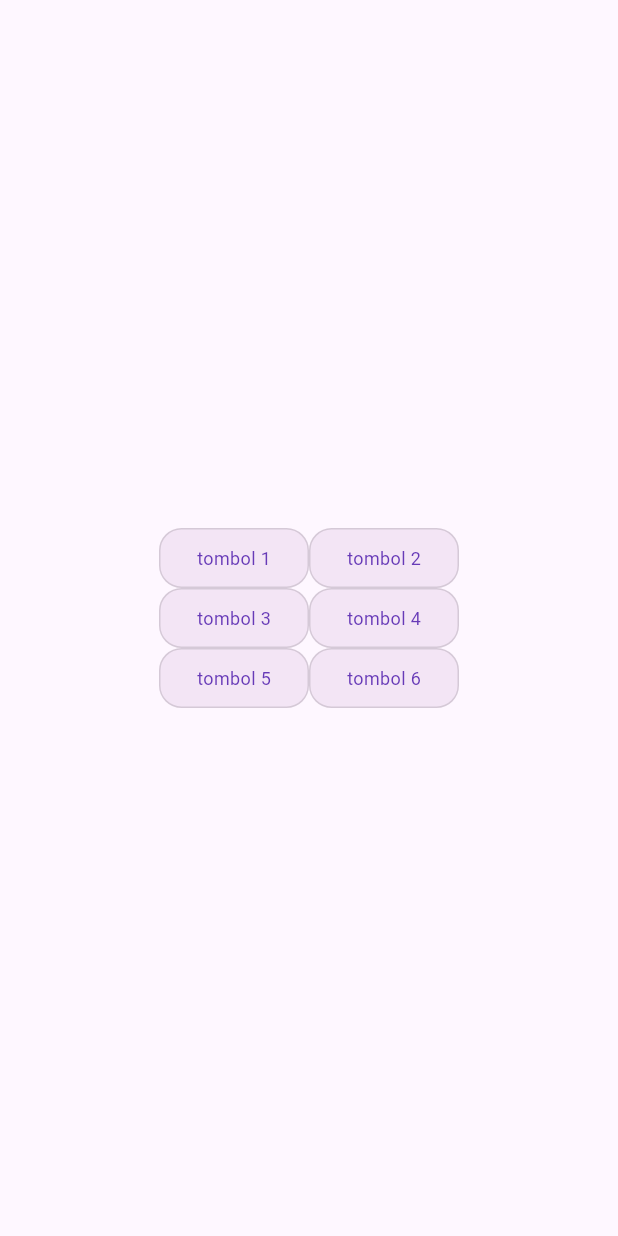
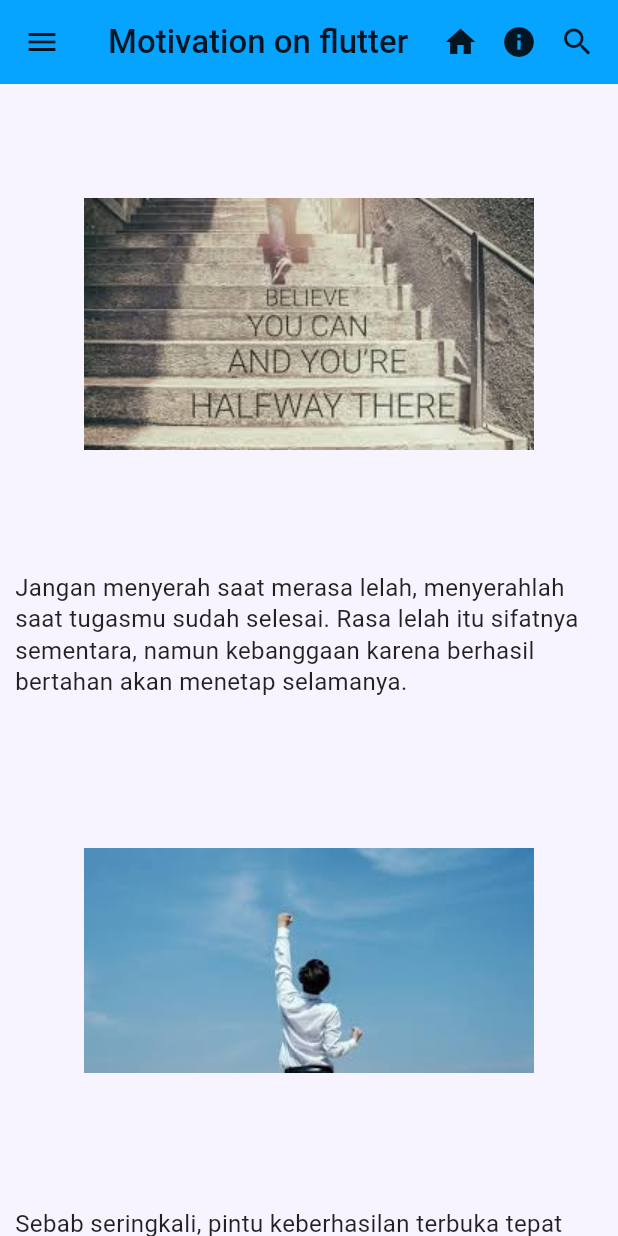
Before and after one commit to kishanobabycome-source/Tugas-PPL-2, a Flutter app: the screen it shows after launch, on a phone screen of 412 x 824 dp. Run offline on Flutter 3.47's test engine with Material 3 defaults, Android fonts, the phone set to English and light mode, and no system bars.

Commit message:
first commit

```diff
--- a/lib/main.dart
+++ b/lib/main.dart
@@ -1,9 +1,17 @@
 import 'package:flutter/material.dart';
 import 'package:flutter_tugas/column.dart';
 import 'package:flutter_tugas/column2.dart';
+import 'package:flutter_tugas/container1.dart';
+import 'package:flutter_tugas/container2.dart';
+import 'package:flutter_tugas/container3.dart';
 import 'package:flutter_tugas/hello.dart';
+import 'package:flutter_tugas/programppl.dart';
 import 'package:flutter_tugas/row.dart';
 import 'package:flutter_tugas/row2.dart';
+import 'package:flutter_tugas/widget1.dart';
+import 'package:flutter_tugas/widget2.dart';
+import 'package:flutter_tugas/widgeticon.dart';
+import 'package:flutter_tugas/widgetimages.dart';
 
 void main() {
   runApp(const MyApp());
@@ -35,7 +43,7 @@ class MyApp extends StatelessWidget {
         // tested with just a hot reload.
         colorScheme: .fromSeed(seedColor: Colors.deepPurple),
       ),
-      home:ColumnNoSpacing()
+      home:ProgramPpl()
     );
   }
 }
--- /dev/null
+++ b/lib/programppl.dart
@@ -0,0 +1,84 @@
+import 'package:flutter/material.dart';
+
+class ProgramPpl extends StatelessWidget {
+  const ProgramPpl({super.key});
+
+  @override
+  Widget build(BuildContext context) {
+    return Scaffold(
+      backgroundColor: const Color(0xFFF8F4FF),
+      appBar: AppBar(
+        backgroundColor: const Color.fromARGB(255, 7, 164, 255),
+        elevation: 0,
+        leading: const Icon(Icons.menu, color: Colors.black87),
+        title: const Text(
+          'Motivation on flutter',
+          style: TextStyle(color: Colors.black87, fontWeight: FontWeight.w500),
+        ),
+        actions: const [
+          Icon(Icons.home, color: Colors.black87),
+          SizedBox(width: 15),
+          Icon(Icons.info, color: Colors.black87),
+          SizedBox(width: 15),
+          Icon(Icons.search, color: Colors.black87),
+          SizedBox(width: 15),
+        ],
+      ),
+      body: ListView(
+        children: const [
+          CardMotivasi(
+            imagePath: 'images/motivasi.jpg',
+            deskripsi:
+                'Jangan menyerah saat merasa lelah, menyerahlah saat tugasmu sudah selesai. Rasa lelah itu sifatnya sementara, namun kebanggaan karena berhasil bertahan akan menetap selamanya.',
+          ),
+          CardMotivasi(
+            imagePath: 'images/motivasi2.jpg',
+            deskripsi:
+                'Sebab seringkali, pintu keberhasilan terbuka tepat satu langkah setelah kita hampir memutuskan untuk berhenti. Teruslah melangkah, karena kamu tidak pernah tahu seberapa dekat kamu dengan tujuanmu.',
+          ),
+        ],
+      ),
+    );
+  }
+}
+
+class CardMotivasi extends StatelessWidget {
+  final String imagePath;
+  final String deskripsi;
+
+  const CardMotivasi({
+    super.key,
+    required this.imagePath,
+    required this.deskripsi,
+  });
+
+  @override
+  Widget build(BuildContext context) {
+    return Column(
+      children: [
+        const SizedBox(height: 10), // Jarak antar item
+        // Gambar
+        Image.asset(
+          imagePath,
+          width: 300, // Menyesuaikan lebar agar terlihat kotak seperti di gambar
+          height: 300,
+          fit: BoxFit.contain, // Agar gambar tidak terpotong (crop)
+        ),
+        // Teks Deskripsi
+        Container(
+          width: double.infinity,
+          padding: const EdgeInsets.symmetric(horizontal: 10, vertical: 15),
+          child: Text(
+            deskripsi,
+            textAlign: TextAlign.left,
+            style: const TextStyle(
+              fontSize: 16,
+              color: Colors.black87,
+              height: 1.3,
+            ),
+          ),
+        ),
+      ],
+    );
+  }
+}
```
Also changed, not shown: lib/container1.dart (added, +22 -0 lines), lib/container2.dart (added, +39 -0 lines), lib/container3.dart (added, +34 -0 lines), lib/widget1.dart (added, +26 -0 lines), lib/widget2.dart (added, +24 -0 lines), lib/widgeticon.dart (added, +33 -0 lines), lib/widgetimages.dart (added, +25 -0 lines), pubspec.yaml (+3 -9 lines), images/gambar1.jpg (added), images/motivasi.jpg (added), images/motivasi2.jpg (added), 1 other file.
